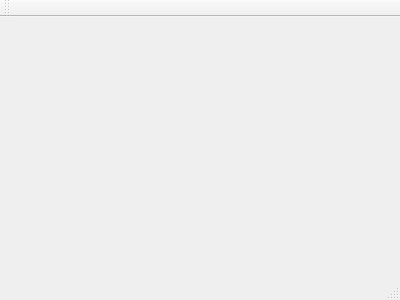
Above: client/cpp/src/tools/wrangleplow/wrangleplow.ui from chadmv/plow before the change. Below: the same form after it.
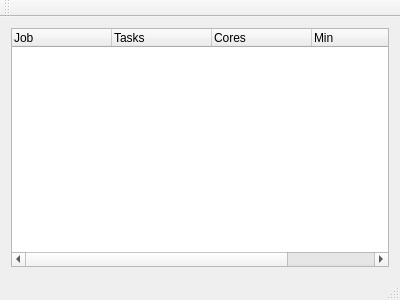
That is the form after the change.

Commit message: Added  list widget which we'll populate with jobs.

The edit to the form file:
```diff
--- a/client/cpp/src/tools/wrangleplow/wrangleplow.ui
+++ b/client/cpp/src/tools/wrangleplow/wrangleplow.ui
@@ -12,13 +12,64 @@
   <property name="windowTitle" >
    <string>MainWindow</string>
   </property>
-  <widget class="QMenuBar" name="menuBar" />
-  <widget class="QToolBar" name="mainToolBar" />
-  <widget class="QWidget" name="centralWidget" />
-  <widget class="QStatusBar" name="statusBar" />
+  <widget class="QWidget" name="centralWidget">
+   <layout class="QVBoxLayout" name="verticalLayout_2">
+    <item>
+     <layout class="QVBoxLayout" name="verticalLayout">
+      <item>
+       <widget class="QTreeWidget" name="treeWidget">
+        <column>
+         <property name="text">
+          <string>Job</string>
+         </property>
+        </column>
+        <column>
+         <property name="text">
+          <string>Tasks</string>
+         </property>
+        </column>
+        <column>
+         <property name="text">
+          <string>Cores</string>
+         </property>
+        </column>
+        <column>
+         <property name="text">
+          <string>Min</string>
+         </property>
+        </column>
+        <column>
+         <property name="text">
+          <string>Max</string>
+         </property>
+        </column>
+       </widget>
+      </item>
+     </layout>
+    </item>
+   </layout>
+  </widget>
+  <widget class="QMenuBar" name="menuBar">
+   <property name="geometry">
+    <rect>
+     <x>0</x>
+     <y>0</y>
+     <width>400</width>
+     <height>22</height>
+    </rect>
+   </property>
+  </widget>
+  <widget class="QToolBar" name="mainToolBar">
+   <attribute name="toolBarArea">
+    <enum>TopToolBarArea</enum>
+   </attribute>
+   <attribute name="toolBarBreak">
+    <bool>false</bool>
+   </attribute>
+  </widget>
+  <widget class="QStatusBar" name="statusBar"/>
  </widget>
- <layoutDefault spacing="6" margin="11" />
- <pixmapfunction></pixmapfunction>
+ <layoutdefault spacing="6" margin="11"/>
  <resources/>
  <connections/>
 </ui>
```
Left out of the diff: 7 changed lines with no effect on the pictures.
